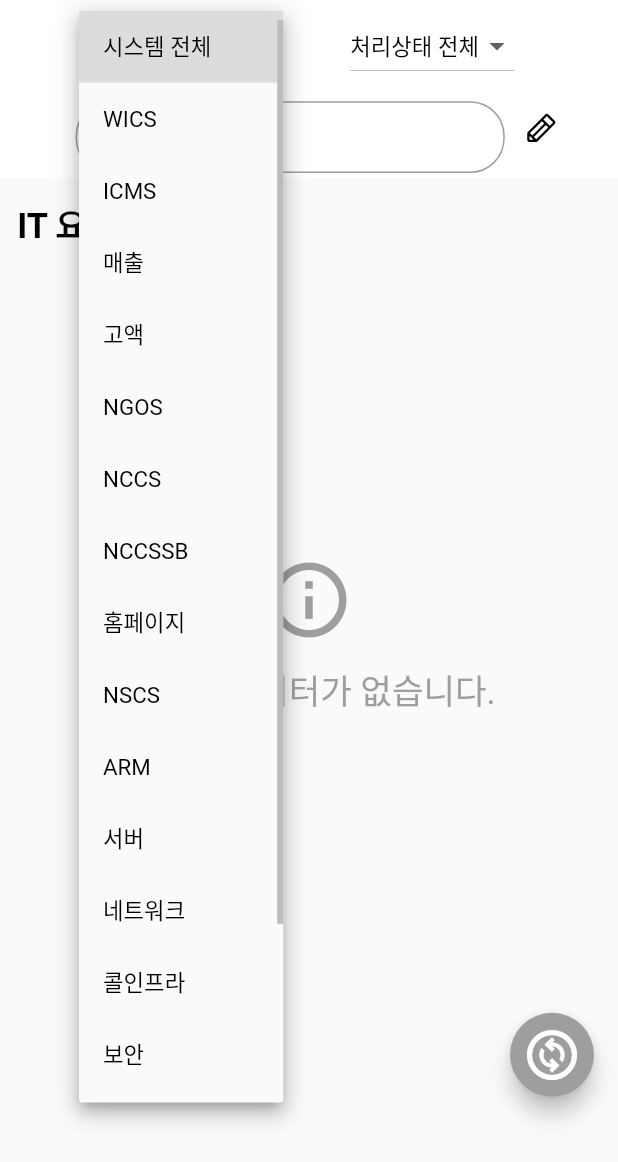
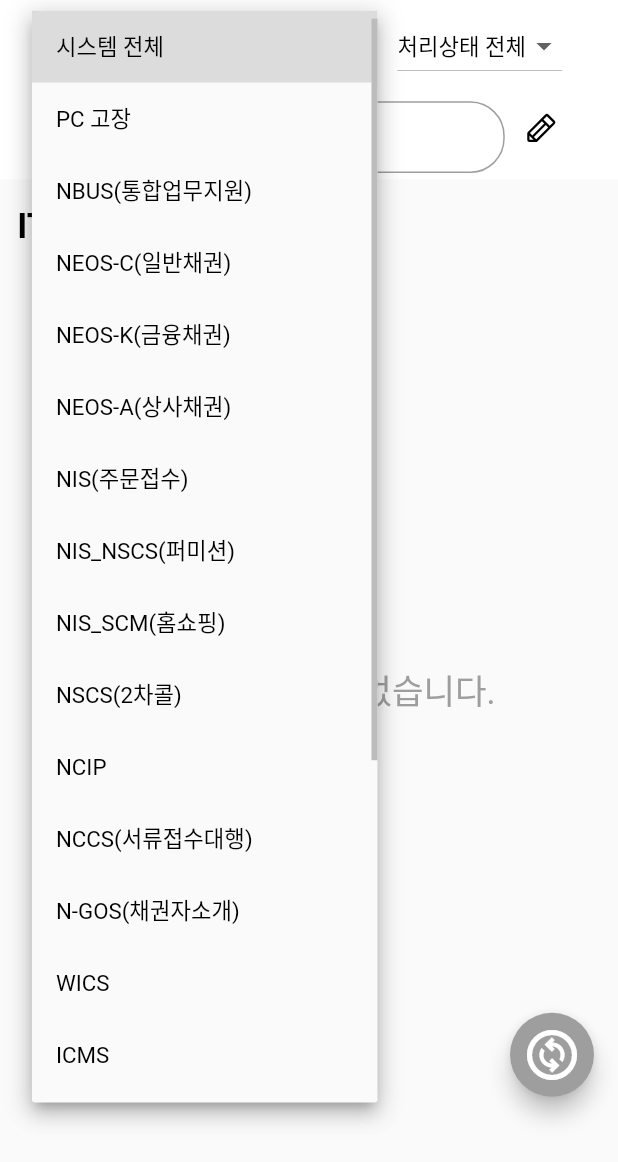
Before and after one commit to lalafafa1318/help_desk, a Flutter app: the PostListPage screen opened directly, after a tap on "시스템 전체", on a phone screen of 412 x 824 dp. Shown: the top 1162 px of the screen. Run offline on Flutter 3.47's test engine with Material 2 defaults, Android fonts, the phone set to English and light mode, and no system bars; drawn by our look-alikes of oktoast; our stand-ins replace awesome_dialog, bottom_navy_bar, cached_network_image, cloud_firestore, connectivity_plus, dotted_border and 15 more; missing offline and left inert: flutter_facebook_auth, flutter_phone_direct_caller, number_paginator, tap_to_expand, twitter_login; accounts and stored records are empty; network calls fail.

Commit message:
53번쨰 commit

```diff
--- a/lib/const/sysClassification.dart
+++ b/lib/const/sysClassification.dart
@@ -2,40 +2,48 @@
 enum SysClassification {
   // 시스템 전체
   ALL,
-  // WICS (IT 1실이 담당하고 있다고 가정)
+  // PC 고장 (IT2실 담당)
+  PC_BROKEN,
+  // NBUS(통합업무지원) (IT2실 담당)
+  NBUS,
+  // NEOS-C(일반채권) (IT2실 담당)
+  NEOSC,
+  // NEOS-K(금융채권) (IT2실 담당)
+  NEOSK,
+  // NEOS-A(상사채권) (IT2실 담당)
+  NEOSA,
+  // NIS(주문접수) (IT2실 담당)
+  NIS,
+  // NIS_NSCS(퍼미션) (IT2실 담당)
+  NIS_NSCS,
+  // NIS_SCM(홈쇼핑) (IT2실 담당)
+  NIS_SCM,
+  // NSCS(2차콜) (IT2실 담당)
+  NSCS,
+  // NCIP (IT2실 담당)
+  NCIP_IN,
+  // NCCS(서류접수대행) (IT2실 담당)
+  NCCS,
+  // N-GOS(채권자소개) (IT2실 담당)
+  NGOS,
+  // WICS (IT2실 담당)
   WICS,
-  // ICMS (IT 1실이 담당하고 있다고 가정)
+  // ICMS (IT2실 담당)
   ICMS,
-  // 매출  (IT 1실이 담당하고 있다고 가정)
-  SALES,
-  // 고액  (IT 1실이 담당하고 있다고 가정)
-  EXPENSIVE,
-  // NGOS  (IT 1실이 담당하고 있다고 가정)
-  NGOS,
-  // NCCS  (IT 1실이 담당하고 있다고 가정)
-  NCCS,
-  // NCCSSB  (IT 1실이 담당하고 있다고 가정)
-  NCCSSB,
-  // 홈페이지 (IT 2실이 담당하고 있다고 가정)
-  HOMEPAGE,
-  // NSCS   (IT 2실이 담당하고 있다고 가정)
-  NSCS,
-  // ARM    (IT 2실이 담당하고 있다고 가정)
-  ARM,
-  // 서버    (IT 2실이 담당하고 있다고 가정)
-  SERVER,
-  // 네트워크  (IT 2실이 담당하고 있다고 가정)
-  NETWORK,
-  // 콜인프라  (IT 2실이 담당하고 있다고 가정)
-  CALL_INFRASTRUCTURE,
-  // 보안     (IT 2실이 담당하고 있다고 가정)
-  SECURITY,
-  // 문서중앙화  (IT 2실이 담당하고 있다고 가정)
-  DOC_CENTRALIZATION,
-  // 개인장비(PC등)  (IT 2실이 담당하고 있다고 가정)
-  PERSONAL_EQUIPMENT,
-  // 기타  (IT 2실이 담당하고 있다고 가정)
-  ETC,
+  // 문서중앙화 (IT1실 담당)
+  CDOC,
+  // 그룹메일 (IT1실 담당)
+  MAIL,
+  // S-NAC(네트워크 접근제어) (IT1실 담당)
+  SNAC,
+  // NetHelper(PC 보안) (IT1실 담당)
+  NETH,
+  // SSL-VPN(재택원격접속) (IT1실 담당)
+  SSLVPN,
+  // N-Talk(사내메신저) (IT1실 담당)
+  TALK,
+  // NCS(코드스캐너) (IT2실 담당)
+  VSCN,
 }
 
 // 처리상태 분류 코드를 판별해 화면에 표시하는 Text로 변환하는 확장 Method
@@ -44,40 +52,48 @@ extension SysclassificationExtension on SysClassification {
     switch (this) {
       case SysClassification.ALL:
         return '시스템 전체';
+      case SysClassification.PC_BROKEN:
+        return 'PC 고장';
+      case SysClassification.NBUS:
+        return 'NBUS(통합업무지원)';
+      case SysClassification.NEOSC:
+        return 'NEOS-C(일반채권)';
+      case SysClassification.NEOSK:
+        return 'NEOS-K(금융채권)';
+      case SysClassification.NEOSA:
+        return 'NEOS-A(상사채권)';
+      case SysClassification.NIS:
+        return 'NIS(주문접수)';
+      case SysClassification.NIS_NSCS:
+        return 'NIS_NSCS(퍼미션)';
+      case SysClassification.NIS_SCM:
+        return 'NIS_SCM(홈쇼핑)';
+      case SysClassification.NSCS:
+        return 'NSCS(2차콜)';
+      case SysClassification.NCIP_IN:
+        return 'NCIP';
+      case SysClassification.NCCS:
+        return 'NCCS(서류접수대행)';
+      case SysClassification.NGOS:
+        return 'N-GOS(채권자소개)';
       case SysClassification.WICS:
         return 'WICS';
       case SysClassification.ICMS:
         return 'ICMS';
-      case SysClassification.SALES:
-        return '매출';
-      case SysClassification.EXPENSIVE:
-        return '고액';
-      case SysClassification.NGOS:
-        return 'NGOS';
-      case SysClassification.NCCS:
-        return 'NCCS';
-      case SysClassification.NCCSSB:
-        return 'NCCSSB';
-      case SysClassification.HOMEPAGE:
-        return '홈페이지';
-      case SysClassification.NSCS:
-        return 'NSCS';
-      case SysClassification.ARM:
-        return 'ARM';
-      case SysClassification.SERVER:
-        return '서버';
-      case SysClassification.NETWORK:
-        return '네트워크';
-      case SysClassification.CALL_INFRASTRUCTURE:
-        return '콜인프라';
-      case SysClassification.SECURITY:
-        return '보안';
-      case SysClassification.DOC_CENTRALIZATION:
+      case SysClassification.CDOC:
         return '문서중앙화';
-      case SysClassification.PERSONAL_EQUIPMENT:
-        return '개인장비';
+      case SysClassification.MAIL:
+        return '그룹메일';
+      case SysClassification.SNAC:
+        return 'S-NAC(네트워크 접근제어)';
+      case SysClassification.NETH:
+        return 'NetHelper(PC 보안)';
+      case SysClassification.SSLVPN:
+        return 'SSL-VPN(재택원격접속)';
+      case SysClassification.TALK:
+        return 'N-Talk(사내메신저)';
       default:
-        return '기타';
+        return 'NCS(코드스캐너)';
     }
   }
 }
--- a/lib/screen/bottomNavigationBar/controller/posting_controller.dart
+++ b/lib/screen/bottomNavigationBar/controller/posting_controller.dart
@@ -15,8 +15,9 @@ import 'package:intl/intl.dart';
 
 // PostingPage의 상태 변수와 메서드를 관리하는 controller 입니다.
 class PostingController extends GetxController {
-  // 시스템 분류 코드 DropDown에서 무엇을 Tab했는가 나타내는 변수
-  SysClassification sSelectedValue = SysClassification.WICS;
+  /* 시스템 분류 코드 DropDown에서 무엇을 Tab했는가 나타내는 변수
+     처음에 보일 떄는 PC_BROKEN (PC 고장)이 default로 보이게 한다.*/
+  SysClassification sSelectedValue = SysClassification.PC_BROKEN;
 
   // 이미지를 담는 List
   RxList<File> imageList = <File>[].obs;
@@ -198,8 +199,8 @@ class PostingController extends GetxController {
 
   // PostingController에 관리되고 있는 상태 변수 초기화 하는 method
   void initPostingElement() {
-    // PostingPaged에서 시스템 분류 코드를 WICS로 초기화 한다.
-    sSelectedValue = SysClassification.WICS;
+    // PostingPaged에서 시스템 분류 코드를 PC_BROKEN(PC 고장)으로 초기화 한다.
+    sSelectedValue = SysClassification.PC_BROKEN;
 
     // PostingController에서 쓰이는 상태 변수를 clear한다.
     imageList.clear();
--- a/lib/screen/bottomNavigationBar/settings/edit_profile_page.dart
+++ b/lib/screen/bottomNavigationBar/settings/edit_profile_page.dart
@@ -306,6 +306,8 @@ class EditProfilePage extends StatelessWidget {
 
               // 프로필 수정하기 버튼을 입력하는 부분
               editProfileButton(),
+
+              SizedBox(height: 10.h),
             ],
           ),
         ),
```
Also changed, not shown: lib/screen/bottomNavigationBar/controller/notification_controller.dart (+89 -43 lines).
